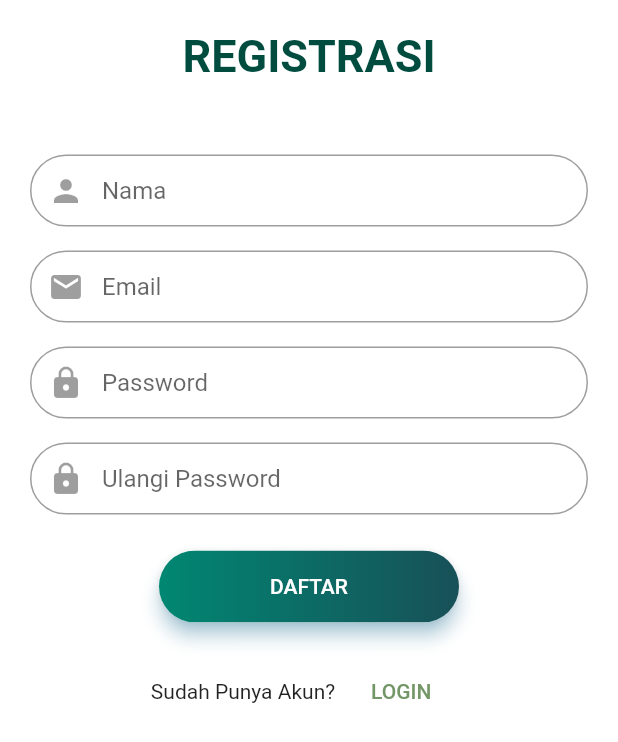
After one commit to rinaayu/PetCareApp-Flutter, a Flutter app: the HomePage screen opened directly, item 2 of the bottom bar chosen, after a tap on "LOGIN", after a tap on "DAFTAR", on a phone screen of 412 x 824 dp. The commit adds this screen. Shown: the top 742 px of the screen. Run offline on Flutter 3.47's test engine with Material 2 defaults, Android fonts, the phone set to English and light mode, and no system bars; our stand-ins replace curved_navigation_bar, firebase_auth; accounts and stored records are empty.

Commit message:
membuat register page, home page, dan autentikasi

```diff
--- /dev/null
+++ b/lib/home.dart
@@ -0,0 +1,44 @@
+import 'package:flutter/material.dart';
+import 'package:curved_navigation_bar/curved_navigation_bar.dart';
+
+class HomePage extends StatefulWidget {
+  @override
+  _HomePageState createState() => _HomePageState();
+}
+
+class _HomePageState extends State<HomePage> {
+  @override
+  Widget build(BuildContext context) {
+    return Scaffold(
+      appBar: AppBar(
+        backgroundColor: Colors.white,
+        automaticallyImplyLeading: false,
+        title: Text('Home'),
+      ),
+      body: Container(
+        color: Colors.grey[200],
+        child: Center(
+          child: Text('Halo'),
+        ),
+      ),
+      bottomNavigationBar: CurvedNavigationBar(
+        backgroundColor: Colors.grey[200],
+        buttonBackgroundColor: Colors.white,
+        height: 70,
+        items: <Widget>[
+          Icon(Icons.home,size: 30,color: Colors.black,),
+          Icon(Icons.notifications,size: 30,color: Colors.black,),
+          Icon(Icons.person,size: 30,color: Colors.black,)
+        ],
+        animationDuration: Duration(
+          milliseconds: 200,
+        ),
+        index: 0,
+        animationCurve: Curves.bounceInOut,
+        onTap: (index){
+          debugPrint("Index $index");
+        },
+      ),
+    );
+  }
+}
--- a/lib/login.dart
+++ b/lib/login.dart
@@ -1,4 +1,8 @@
 import 'package:flutter/material.dart';
+import 'package:pet_care/home.dart';
+import 'package:pet_care/register.dart';
+import 'package:firebase_auth/firebase_auth.dart';
+
 class LoginPage extends StatefulWidget {
   static String tag = 'login-page';
   @override
@@ -51,7 +55,7 @@ class _LoginPageState extends State<LoginPage> {
           ),
           TextFormField(
 
-            validator: (val )=> val.length == 0 ? "Masukkan Password" : null,
+            validator: (val)=> val.length == 0 ? "Masukkan Password" : null,
             onSaved: (val)=> _password = val,
             decoration: InputDecoration(
                 prefixIcon: Icon(
@@ -70,42 +74,6 @@ class _LoginPageState extends State<LoginPage> {
         ],
       )
     );
-
-//    final email = TextFormField(
-//      key: formKey,
-//      validator: (val )=> val.length == 0 ? "Masukkan Email" : null,
-//      keyboardType: TextInputType.emailAddress,
-//      autofocus: false,
-//      decoration: InputDecoration(
-//        prefixIcon: Icon(
-//          Icons.email,
-//          color: Colors.black38,
-//        ),
-//        hintText: 'Email',
-//        contentPadding: EdgeInsets.fromLTRB(20.0, 10.0, 20.0, 10.0),
-//        border: OutlineInputBorder(
-//          borderRadius: BorderRadius.circular(32.0)
-//        )
-//      ),
-//    );
-//
-//    final password = TextFormField(
-//      key: formKey,
-//      validator: (val )=> val.length == 0 ? "Masukkan Password" : null,
-//      autofocus: false,
-//      obscureText: true,
-//      decoration: InputDecoration(
-//          prefixIcon: Icon(
-//            Icons.lock,
-//            color: Colors.black38,
-//          ),
-//          hintText: 'Password',
-//          contentPadding: EdgeInsets.fromLTRB(20.0, 10.0, 20.0, 10.0),
-//          border: OutlineInputBorder(
-//              borderRadius: BorderRadius.circular(32.0)
-//          )
-//      ),
-//    );
 
     final loginButton = Padding(
       padding: EdgeInsets.symmetric(vertical: 16.0),
@@ -143,18 +111,12 @@ class _LoginPageState extends State<LoginPage> {
             SizedBox(height: 60.0,),
             FlatButton(
                 child: Text("DAFTAR", style: TextStyle(color: Color.fromRGBO(114, 150, 101, 1))),
-              onPressed: (){},
+              onPressed: registerPage,
             )
           ],
         ),
       );
-//    final daftarAkun = FlatButton(
-//      child : Text(
-//        'Belum Punya Akun ? DAFTAR',
-//        style: TextStyle(color: Colors.black54),
-//      ),
-//      onPressed:(){} ,
-//    );
+
     return Scaffold(
       backgroundColor: Colors.white,
       body: Center(
@@ -173,12 +135,40 @@ class _LoginPageState extends State<LoginPage> {
       ),
     );
   }
-  void validateForm(){
+  Future<void> validateForm() async {
     print("Validasi Login");
     if(_formKey.currentState.validate()){
-      print("Validasi Sukses");
+      _formKey.currentState.save();
+      try{
+        AuthResult user = await FirebaseAuth.instance.signInWithEmailAndPassword(email: _email, password: _password);
+        Navigator.push(context, MaterialPageRoute(builder: (context) => HomePage()));
+        print("Validasi Sukses");
+      }catch(e){
+        print(e.message);
+        showDialog(
+            context: context,
+            barrierDismissible: false,
+            builder: (BuildContext context)
+            {
+              return AlertDialog(
+                title: Text("Email atau Password Salah"),
+                content: Text("Masukkan Email dan Password yang Benar"),
+                actions: <Widget>[
+                  FlatButton(
+                    onPressed: ()=>Navigator.of(context).pop(),
+                    child: Text("Coba Lagi"),
+                  )
+                ],
+              );
+            }
+        );
+      }
     }else{
       print("Validasi Error");
     }
   }
+
+  void registerPage(){
+    Navigator.push(context, MaterialPageRoute(builder: (context)=>RegisterPage()));
+  }
 }
--- /dev/null
+++ b/lib/register.dart
@@ -0,0 +1,218 @@
+import 'package:firebase_auth/firebase_auth.dart';
+import 'package:flutter/material.dart';
+import 'package:pet_care/home.dart';
+import 'package:pet_care/login.dart';
+
+class RegisterPage extends StatefulWidget {
+  static String tag = 'login-page';
+  @override
+  _RegisterPageState createState() => _RegisterPageState();
+}
+
+class _RegisterPageState extends State<RegisterPage> {
+  String _email, _password, _nama, _ulangpassword;
+
+  final GlobalKey<FormState> _formKey = GlobalKey<FormState>();
+
+
+  @override
+  Widget build(BuildContext context) {
+
+    final regisText = Column(
+      children: <Widget>[
+        Text("REGISTRASI", style: TextStyle(color: Colors.teal[900], fontSize: 30,fontWeight:FontWeight.bold ),),
+      ],
+    );
+    final form = Form(
+        key : _formKey,
+
+        child: Column(
+          children: <Widget>[
+            TextFormField(
+              validator:(val )=> val.length == 0 ? "Masukkan Nama" : null,
+              onSaved: (val) => _nama = val,
+              keyboardType: TextInputType.text,
+              autofocus: false,
+              decoration: InputDecoration(
+                  prefixIcon: Icon(
+                    Icons.person,
+                    color: Colors.black38,
+                  ),
+                  hintText: 'Nama',
+                  contentPadding: EdgeInsets.fromLTRB(20.0, 10.0, 20.0, 10.0),
+                  border: OutlineInputBorder(
+                      borderRadius: BorderRadius.circular(32.0)
+                  )
+              ),
+            ),
+            Padding(
+                padding : EdgeInsets.only(top: 16.0)
+            ),
+            TextFormField(
+              validator:(val )=> val.length == 0 ? "Masukkan Email" : null,
+              onSaved: (val) => _email = val,
+              keyboardType: TextInputType.emailAddress,
+              autofocus: false,
+              decoration: InputDecoration(
+                  prefixIcon: Icon(
+                    Icons.email,
+                    color: Colors.black38,
+                  ),
+                  hintText: 'Email',
+                  contentPadding: EdgeInsets.fromLTRB(20.0, 10.0, 20.0, 10.0),
+                  border: OutlineInputBorder(
+                      borderRadius: BorderRadius.circular(32.0)
+                  )
+              ),
+            ),
+            Padding(
+                padding : EdgeInsets.only(top: 16.0)
+            ),
+            TextFormField(
+              validator: (val){
+                if(val.isEmpty){
+                  return "Masukkan Password";
+                }
+                if(val.length<6){
+                  return "Password Minimal 6 Karakter";
+                }
+                else{return null;}
+              },
+              //validator:(val)=> val.length == 0 ? "Masukkan Password" : null,
+              onSaved: (val)=> _password = val,
+              decoration: InputDecoration(
+                  prefixIcon: Icon(
+                    Icons.lock,
+                    color: Colors.black38,
+                  ),
+                  hintText: 'Password',
+                  contentPadding: EdgeInsets.fromLTRB(20.0, 10.0, 20.0, 10.0),
+                  border: OutlineInputBorder(
+                      borderRadius: BorderRadius.circular(32.0)
+                  )
+              ),
+              obscureText: true,
+              autofocus: false,
+            ),
+            Padding(
+                padding : EdgeInsets.only(top: 16.0)
+            ),
+            TextFormField(
+
+              validator: (val){
+                if(val.isEmpty){
+                  return "Masukkan Password";
+                }
+                if(val.length<6){
+                  return "Password Minimal 6 Karakter";
+                }
+                else{return null;}
+              },
+              onSaved: (val)=> _ulangpassword = val,
+              decoration: InputDecoration(
+                  prefixIcon: Icon(
+                    Icons.lock,
+                    color: Colors.black38,
+                  ),
+                  hintText: 'Ulangi Password',
+                  contentPadding: EdgeInsets.fromLTRB(20.0, 10.0, 20.0, 10.0),
+                  border: OutlineInputBorder(
+                      borderRadius: BorderRadius.circular(32.0)
+                  )
+              ),
+              obscureText: true,
+              autofocus: false,
+            )
+          ],
+        )
+    );
+
+    final regisButton = Padding(
+      padding: EdgeInsets.symmetric(vertical: 16.0),
+
+      child: Material(
+        borderRadius: BorderRadius.circular(30.0),
+        shadowColor: Colors.lightBlueAccent.shade100,
+        elevation: 5.0,
+        child:Ink(
+          decoration: BoxDecoration(
+            gradient: LinearGradient(
+                colors: [
+                  Color(0xFF185058),
+                  Color(0xFF008772)
+                ],
+                begin: Alignment.centerRight,
+                end: Alignment.centerLeft
+            ),
+            borderRadius: BorderRadius.circular(30.0),
+          ),
+          child: MaterialButton(
+            minWidth: 200.0,
+            height: 42.0,
+            onPressed: validateForm,
+            child: Text('DAFTAR', style: TextStyle(color: Colors.white)),
+          ),
+        ),
+      ),
+    );
+    final masukAkun = Container(
+      child: Row(
+        mainAxisAlignment: MainAxisAlignment.center,
+        children: <Widget>[
+          Text("Sudah Punya Akun?"),
+          SizedBox(height: 60.0,),
+          FlatButton(
+            child: Text("LOGIN", style: TextStyle(color: Color.fromRGBO(114, 150, 101, 1))),
+            onPressed: loginPage,
+          )
+        ],
+      ),
+    );
+
+    return Scaffold(
+      backgroundColor: Colors.white,
+      body: Container(
+        color: Colors.white,
+        padding: EdgeInsets.all(20.0),
+        child: ListView(
+          shrinkWrap: true,
+          //padding: EdgeInsets.only(left: 24.0,right: 24.0),
+          children: <Widget>[
+            Center(
+              child: Column(
+                children: <Widget>[
+                  regisText,
+                  SizedBox(height: 48.0,),
+                  form,
+                  SizedBox(height: 8.0,),
+                  regisButton,
+                  masukAkun
+                ],
+              ),
+            )
+
+          ],
+        ),
+      ),
+    );
+  }
+  Future<void> validateForm() async {
+    print("Validasi Register");
+    if(_formKey.currentState.validate()){
+      _formKey.currentState.save();
+      try{
+        AuthResult user = await FirebaseAuth.instance.createUserWithEmailAndPassword(email: _email, password: _password);
+        Navigator.push(context, MaterialPageRoute(builder: (context) => HomePage()));
+      }catch(e){
+        print(e.message);
+      }
+      print("Validasi Sukses");
+    }else{
+      print("Validasi Error");
+    }
+  }
+
+  void loginPage(){
+    Navigator.push(context, MaterialPageRoute(builder: (context)=>LoginPage()));
+  }
+}
--- a/pubspec.yaml
+++ b/pubspec.yaml
@@ -19,6 +19,8 @@ environment:
 dependencies:
   flutter:
     sdk: flutter
+  firebase_auth: ^0.15.3
+  curved_navigation_bar: ^0.3.1
 
   # The following adds the Cupertino Icons font to your application.
   # Use with the CupertinoIcons class for iOS style icons.
@@ -43,6 +45,7 @@ flutter:
   # To add assets to your application, add an assets section, like this:
   assets:
     - assets/LOGO.PNG
+    - assets/background.png
 
   # An image asset can refer to one or more resolution-specific "variants", see
   # https://flutter.dev/assets-and-images/#resolution-aware.
```
Also changed, not shown: assets/background.png (added), pubspec.lock, 3 other files.
